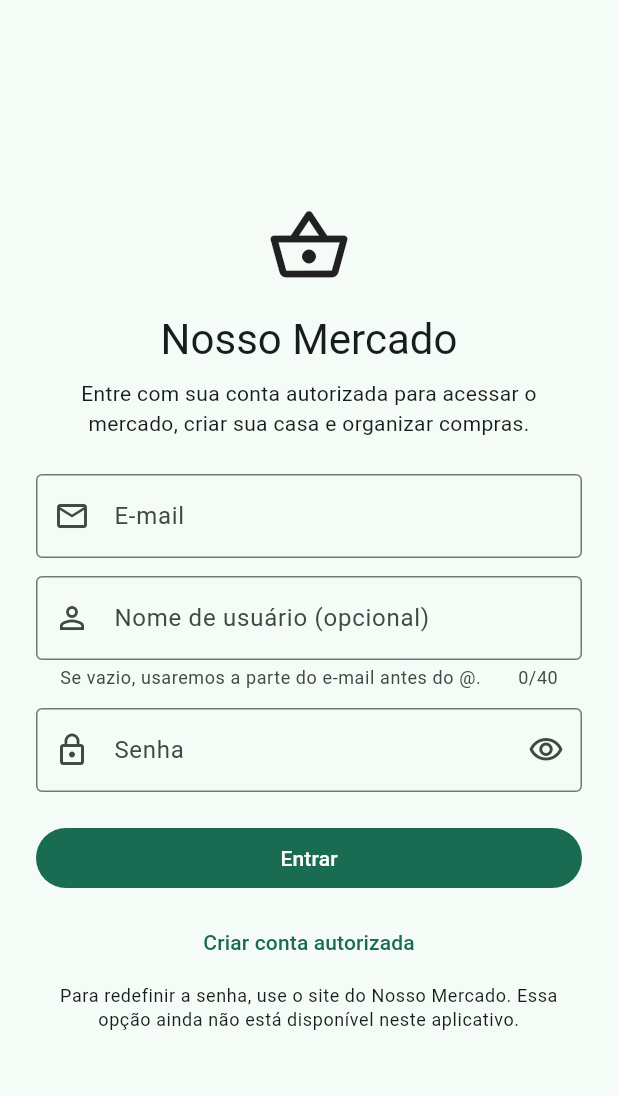
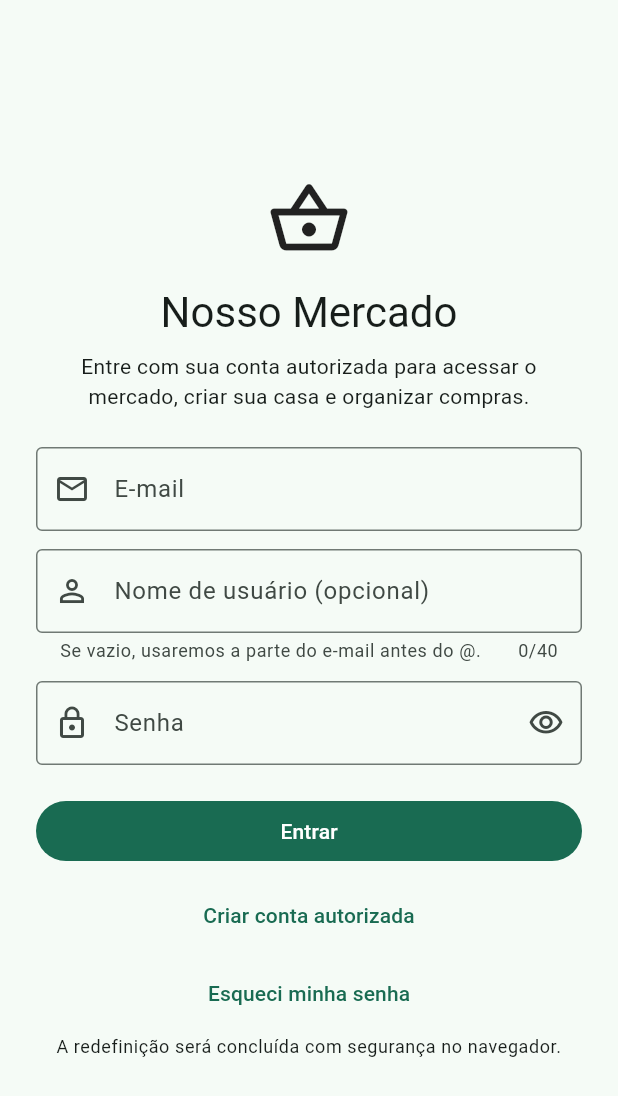
Before and after one commit to Gzuszada/nosso-mercadinho, a Flutter app: the screen it shows after launch, on a phone screen of 412 x 824 dp. Shown: the top 1096 px of the screen. Run offline on Flutter 3.47's test engine with Material 3 defaults, Android fonts, the phone set to English and light mode, and no system bars; our stand-ins replace cloud_firestore, drift, drift_flutter, firebase_auth, firebase_core, flutter_riverpod; missing offline and left inert: file_selector; accounts and stored records are empty; generated files the repository leaves out were written again.

Commit message:
feat: oferecer recuperacao de senha no apk

```diff
--- a/lib/features/cloud/presentation/auth_screen.dart
+++ b/lib/features/cloud/presentation/auth_screen.dart
@@ -1,13 +1,10 @@
-import 'package:flutter/foundation.dart' show kIsWeb;
 import 'package:flutter/material.dart';
 import 'package:flutter_riverpod/flutter_riverpod.dart';
 
 import '../../../app_providers.dart';
 
 class AuthScreen extends ConsumerStatefulWidget {
-  const AuthScreen({super.key, this.isWeb = kIsWeb});
-
-  final bool isWeb;
+  const AuthScreen({super.key});
 
   @override
   ConsumerState<AuthScreen> createState() => _AuthScreenState();
@@ -117,17 +114,15 @@ class _AuthScreenState extends ConsumerState<AuthScreen> {
                     child: const Text('Criar conta autorizada'),
                   ),
                   const SizedBox(height: 4),
-                  if (widget.isWeb)
                   TextButton(
                     key: const Key('auth-forgot-password'),
                     onPressed: _busy ? null : _sendPasswordResetEmail,
                     child: const Text('Esqueci minha senha'),
-                    )
-                  else
+                  ),
+                  const SizedBox(height: 4),
                   Text(
-                      'Para redefinir a senha, use o site do Nosso Mercado. '
-                      'Essa opção ainda não está disponível neste aplicativo.',
-                      key: const Key('auth-forgot-password-unavailable'),
+                    'A redefinição será concluída com segurança no navegador.',
+                    key: const Key('auth-forgot-password-info'),
                     textAlign: TextAlign.center,
                     style: Theme.of(context).textTheme.bodySmall,
                   ),
--- a/pubspec.yaml
+++ b/pubspec.yaml
@@ -16,7 +16,7 @@ publish_to: 'none' # Remove this line if you wish to publish to pub.dev
 # https://developer.apple.com/library/archive/documentation/General/Reference/InfoPlistKeyReference/Articles/CoreFoundationKeys.html
 # In Windows, build-name is used as the major, minor, and patch parts
 # of the product and file versions while build-number is used as the build suffix.
-version: 1.0.5+13
+version: 1.0.6+14
 
 environment:
   sdk: ^3.13.7
```
Also changed, not shown: 4 other files. Lines whose indentation alone changed are shown as unchanged.
